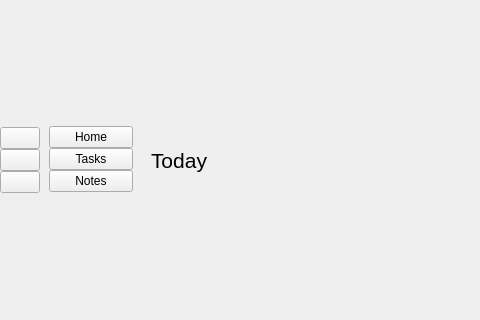
ekzanoskina/pyqt_task_manager, file MainWindow.ui: the form before one commit; both pictures show x 0 to 480 and y 130 to 450 of the 735 by 566 pixel window.
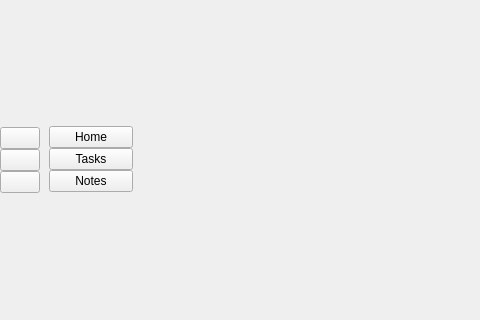
The form after the commit. The open tabs and pages were chosen to show the change. Icons and pictures are not drawn.

```diff
--- a/MainWindow.ui
+++ b/MainWindow.ui
@@ -190,86 +190,9 @@
           <number>0</number>
          </property>
          <widget class="QWidget" name="page">
-          <layout class="QVBoxLayout" name="verticalLayout_6" stretch="0,4,0">
+          <layout class="QVBoxLayout" name="verticalLayout_6" stretch="0">
            <item>
-            <layout class="QGridLayout" name="gridLayout_3">
-             <property name="leftMargin">
-              <number>0</number>
-             </property>
-             <item row="1" column="0">
-              <spacer name="verticalSpacer_6">
-               <property name="orientation">
-                <enum>Qt::Vertical</enum>
-               </property>
-               <property name="sizeHint" stdset="0">
-                <size>
-                 <width>20</width>
-                 <height>40</height>
-                </size>
-               </property>
-              </spacer>
-             </item>
-             <item row="2" column="1">
-              <spacer name="horizontalSpacer_3">
-               <property name="orientation">
-                <enum>Qt::Horizontal</enum>
-               </property>
-               <property name="sizeHint" stdset="0">
-                <size>
-                 <width>40</width>
-                 <height>20</height>
-                </size>
-               </property>
-              </spacer>
-             </item>
-             <item row="2" column="0">
-              <widget class="QLabel" name="selected_date">
-               <property name="font">
-                <font>
-                 <pointsize>16</pointsize>
-                </font>
-               </property>
-               <property name="text">
-                <string>Today</string>
-               </property>
-              </widget>
-             </item>
-            </layout>
-           </item>
-           <item>
-            <layout class="QHBoxLayout" name="horizontalLayout_4" stretch="0">
-             <property name="sizeConstraint">
-              <enum>QLayout::SetFixedSize</enum>
-             </property>
-             <property name="leftMargin">
-              <number>0</number>
-             </property>
-             <property name="topMargin">
-              <number>0</number>
-             </property>
-             <property name="rightMargin">
-              <number>0</number>
-             </property>
-             <property name="bottomMargin">
-              <number>0</number>
-             </property>
-             <item>
-              <layout class="QVBoxLayout" name="verticalLayout_7"/>
-             </item>
-            </layout>
-           </item>
-           <item>
-            <spacer name="verticalSpacer">
-             <property name="orientation">
-              <enum>Qt::Vertical</enum>
-             </property>
-             <property name="sizeHint" stdset="0">
-              <size>
-               <width>20</width>
-               <height>40</height>
-              </size>
-             </property>
-            </spacer>
+            <layout class="QVBoxLayout" name="home_page_layout"/>
            </item>
           </layout>
          </widget>
```
Left out of the diff: 51 changed lines with no effect on the pictures.
